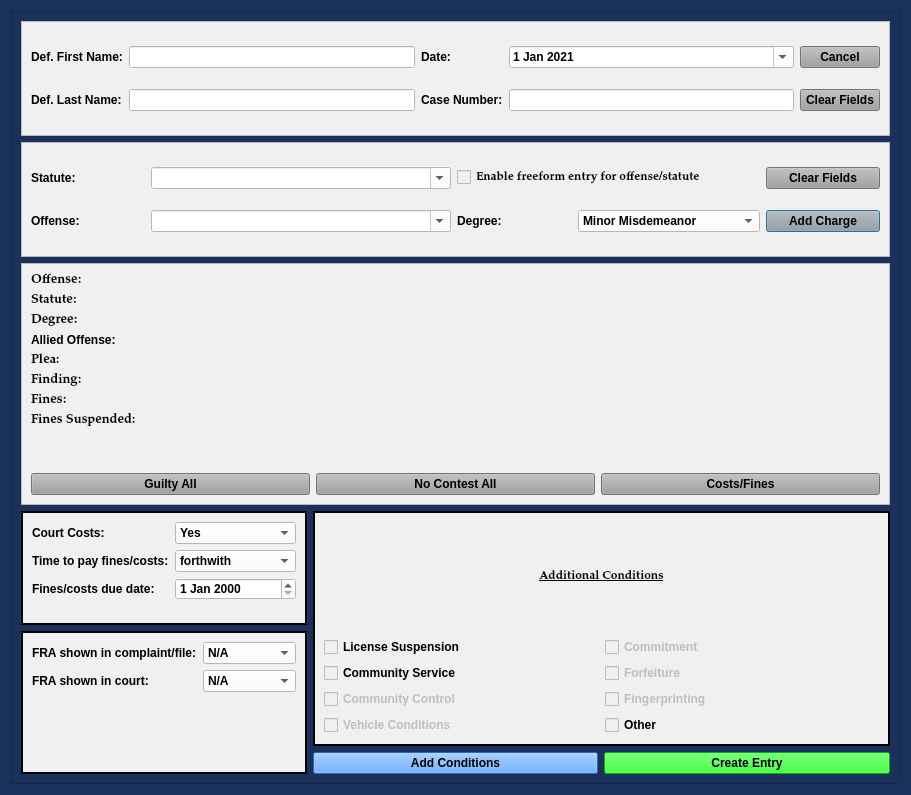
Old version of the form views/ui/NoJailPleaDialog.ui in the repository HunterProgram22/MuniEntry.
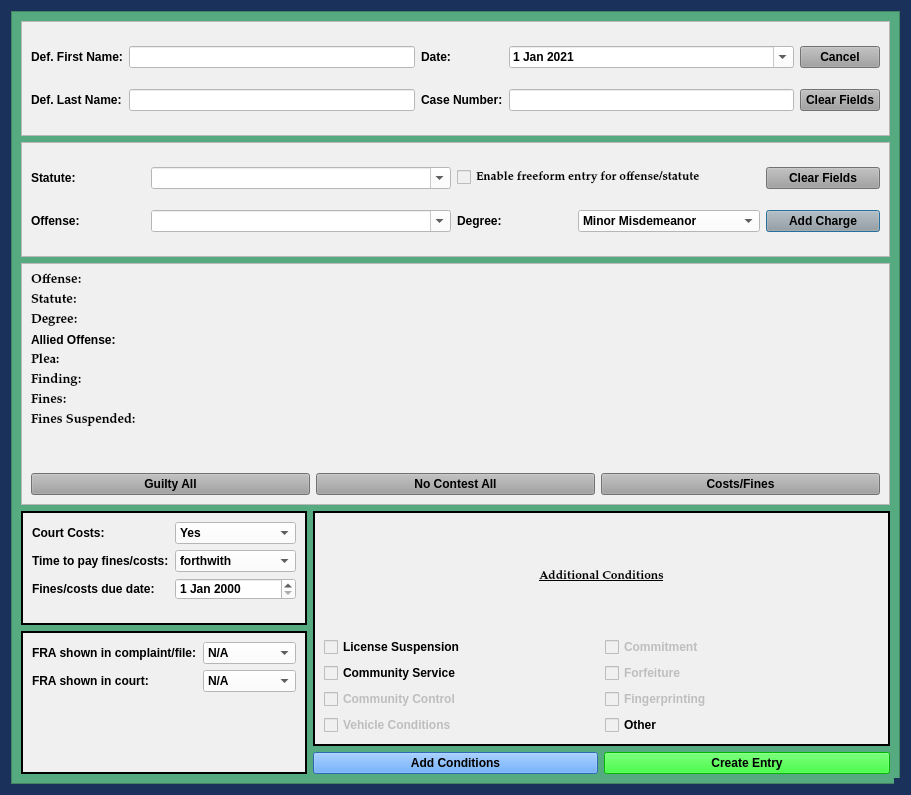
New version of the form.

What changed in the file:
```diff
--- a/views/ui/NoJailPleaDialog.ui
+++ b/views/ui/NoJailPleaDialog.ui
@@ -151,6 +151,9 @@
   <layout class="QVBoxLayout" name="verticalLayout" stretch="0">
    <item>
     <widget class="QScrollArea" name="scrollArea">
+     <property name="styleSheet">
+      <string notr="true">background-color: rgb(85, 170, 127);</string>
+     </property>
      <property name="widgetResizable">
       <bool>true</bool>
      </property>
```
